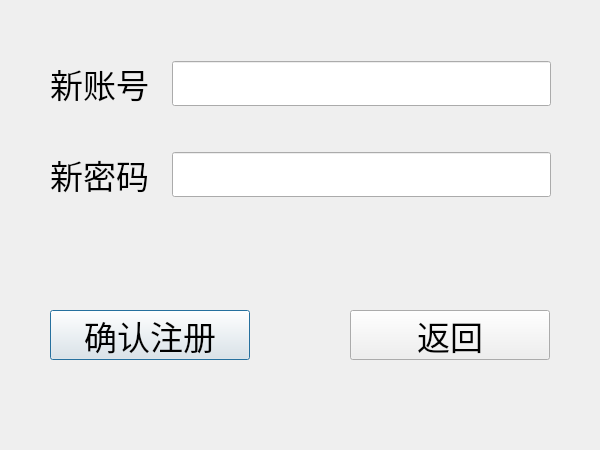
YeshengSu/MapleStroyStarter, file ui/NewAccount.ui: the form before one commit.
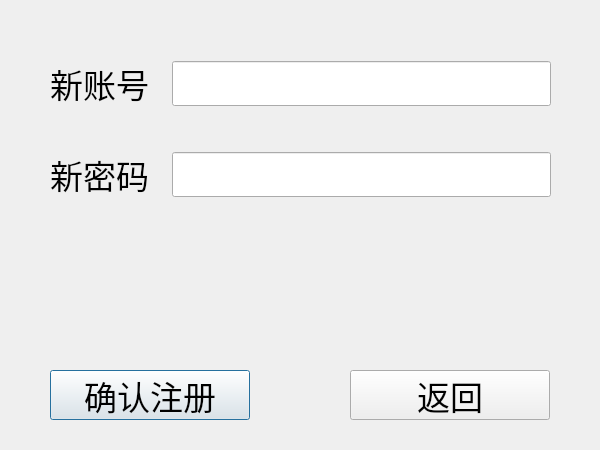
The form after the commit. Icons and pictures are not drawn.

```diff
--- a/ui/NewAccount.ui
+++ b/ui/NewAccount.ui
@@ -32,7 +32,7 @@
    <property name="geometry">
     <rect>
      <x>350</x>
-     <y>310</y>
+     <y>370</y>
      <width>200</width>
      <height>50</height>
     </rect>
@@ -115,7 +115,7 @@
    <property name="geometry">
     <rect>
      <x>50</x>
-     <y>310</y>
+     <y>370</y>
      <width>200</width>
      <height>50</height>
     </rect>
```
Left out of the diff: 4 changed lines with no effect on the pictures.
